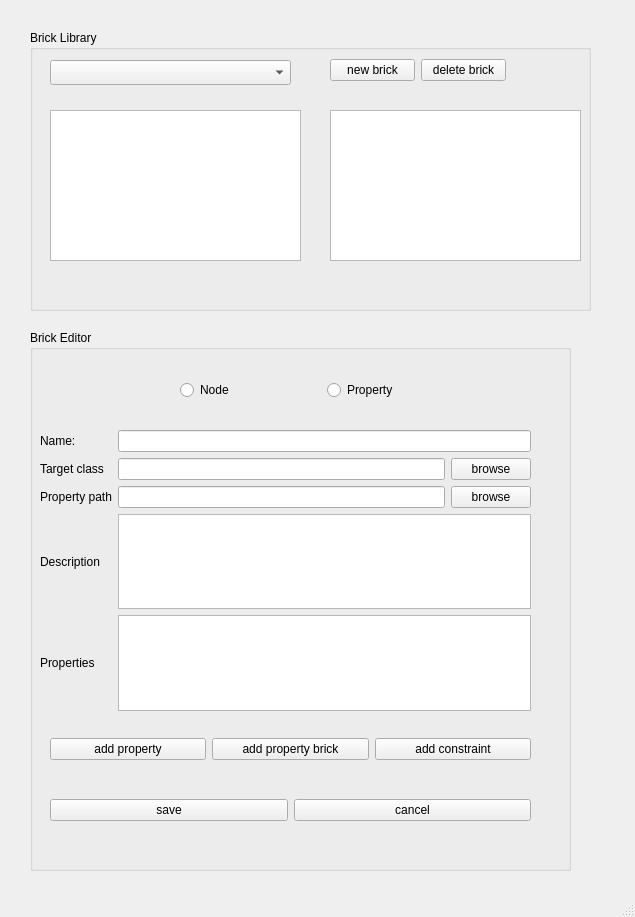
First picture: the form in brick_app_v2/ui/main_window.ui, repository heinz-preisig/DASH_GUI, before the edit.
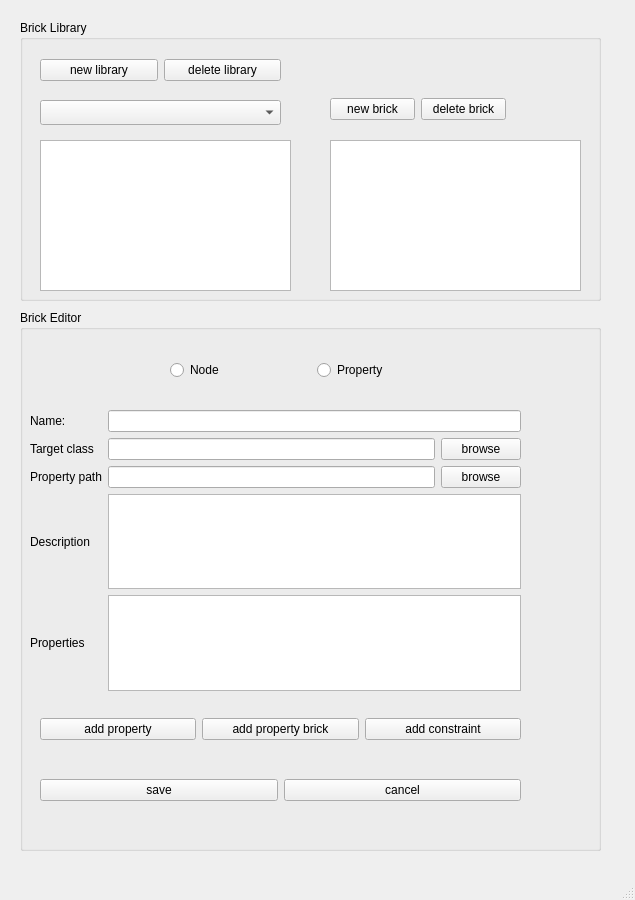
Second picture: the form after the edit.

```diff
--- a/brick_app_v2/ui/main_window.ui
+++ b/brick_app_v2/ui/main_window.ui
@@ -7,7 +7,7 @@
     <x>0</x>
     <y>0</y>
     <width>635</width>
-    <height>917</height>
+    <height>900</height>
    </rect>
   </property>
   <property name="windowTitle">
@@ -17,9 +17,9 @@
    <widget class="QGroupBox" name="libraryPanel">
     <property name="geometry">
      <rect>
-      <x>30</x>
-      <y>30</y>
-      <width>561</width>
+      <x>20</x>
+      <y>20</y>
+      <width>581</width>
       <height>281</height>
      </rect>
     </property>
@@ -30,7 +30,7 @@
      <property name="geometry">
       <rect>
        <x>20</x>
-       <y>30</y>
+       <y>80</y>
        <width>241</width>
        <height>25</height>
       </rect>
@@ -39,8 +39,8 @@
     <widget class="QListWidget" name="propertyBrickList">
      <property name="geometry">
       <rect>
-       <x>300</x>
-       <y>80</y>
+       <x>310</x>
+       <y>120</y>
        <width>251</width>
        <height>151</height>
       </rect>
@@ -50,22 +50,22 @@
      <property name="geometry">
       <rect>
        <x>20</x>
-       <y>80</y>
+       <y>120</y>
        <width>251</width>
        <height>151</height>
       </rect>
      </property>
     </widget>
-    <widget class="QWidget" name="horizontalLayoutWidget_4">
+    <widget class="QWidget" name="horizontalLayoutWidget_5">
      <property name="geometry">
       <rect>
-       <x>300</x>
-       <y>20</y>
+       <x>310</x>
+       <y>69</y>
        <width>176</width>
        <height>41</height>
       </rect>
      </property>
-     <layout class="QHBoxLayout" name="horizontalLayout_4">
+     <layout class="QHBoxLayout" name="horizontalLayout_5">
       <item>
        <widget class="QPushButton" name="newBrick">
         <property name="text">
@@ -82,13 +82,39 @@
       </item>
      </layout>
     </widget>
+    <widget class="QWidget" name="horizontalLayoutWidget_4">
+     <property name="geometry">
+      <rect>
+       <x>20</x>
+       <y>30</y>
+       <width>241</width>
+       <height>41</height>
+      </rect>
+     </property>
+     <layout class="QHBoxLayout" name="horizontalLayout_4">
+      <item>
+       <widget class="QPushButton" name="newLibrary">
+        <property name="text">
+         <string>new library</string>
+        </property>
+       </widget>
+      </item>
+      <item>
+       <widget class="QPushButton" name="deleteLibrary">
+        <property name="text">
+         <string>delete library</string>
+        </property>
+       </widget>
+      </item>
+     </layout>
+    </widget>
    </widget>
    <widget class="QGroupBox" name="editorPanel">
     <property name="geometry">
      <rect>
-      <x>30</x>
-      <y>330</y>
-      <width>541</width>
+      <x>20</x>
+      <y>310</y>
+      <width>581</width>
       <height>541</height>
      </rect>
     </property>
```
